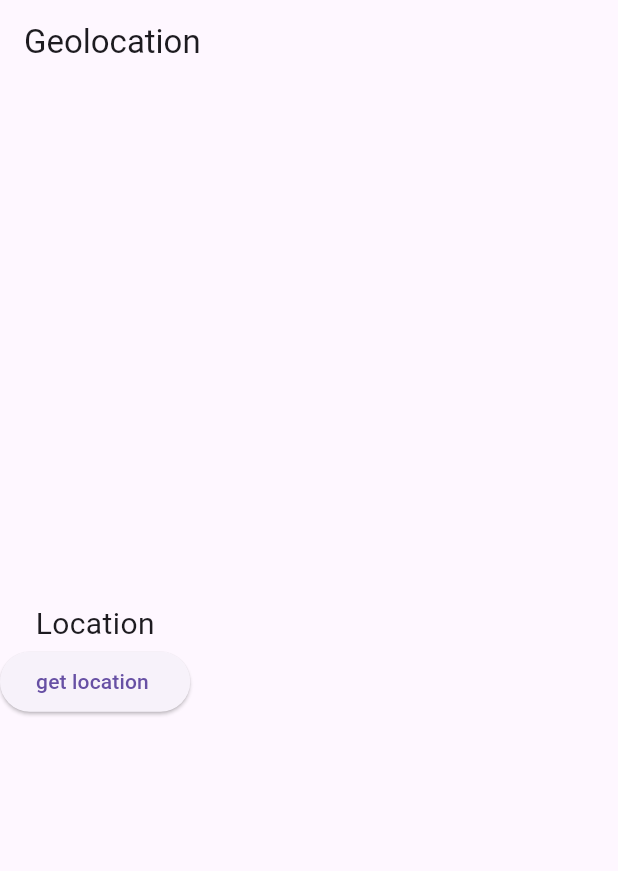
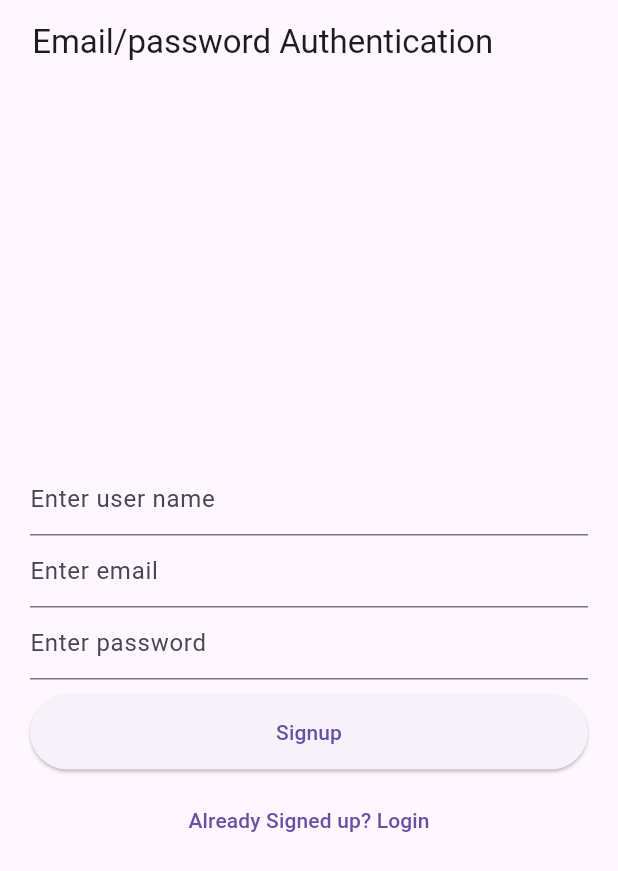
Before and after one commit to Neesa-Saud/Flutter_UI_Widgets, a Flutter app: the screen it shows after launch, on a phone screen of 412 x 824 dp. Shown: the top 871 px of the screen. Run offline on Flutter 3.47's test engine with Material 3 defaults, Android fonts, the phone set to English and light mode, and no system bars; our stand-ins replace animated_text_kit, cached_network_image, firebase_auth, firebase_core, fluttertoast, geolocator and 1 more; accounts and stored records are empty.

Commit message:
login page created

```diff
--- /dev/null
+++ b/lib/functions/auth_function.dart
@@ -0,0 +1,19 @@
+import 'package:firebase_auth/firebase_auth.dart';
+
+Future<void> signup(String email, String password) async {
+  try {
+    final credential =
+        await FirebaseAuth.instance.createUserWithEmailAndPassword(
+      email: email,
+      password: password,
+    );
+  } on FirebaseAuthException catch (e) {
+    if (e.code == 'weak-password') {
+      print('The password provided is too weak.');
+    } else if (e.code == 'email-already-in-use') {
+      print('The account already exists for that email.');
+    }
+  } catch (e) {
+    print(e);
+  }
+}
--- a/lib/main.dart
+++ b/lib/main.dart
@@ -1,6 +1,7 @@
 import 'package:flutter/material.dart';
 import 'package:flutter_application_1/widgets/location.dart';
 import 'package:firebase_core/firebase_core.dart';
+import 'package:flutter_application_1/widgets/login.dart';
 
 // have to add firebase core in pubspec.ymal
 void main() async {
@@ -18,7 +19,7 @@ class MyApp extends StatelessWidget {
       debugShowCheckedModeBanner: false, //this remove the debug text
       theme: ThemeData(
           brightness: Brightness.light, primaryColor: Colors.deepOrangeAccent),
-      home: LocationWidget(),
+      home: LogInPage(),
     );
   }
 }
--- /dev/null
+++ b/lib/widgets/login.dart
@@ -0,0 +1,115 @@
+import 'package:flutter/material.dart';
+import 'package:flutter_application_1/functions/auth_function.dart';
+
+class LogInPage extends StatefulWidget {
+  const LogInPage({super.key});
+
+  @override
+  State<LogInPage> createState() => _LogInPageState();
+}
+
+class _LogInPageState extends State<LogInPage> {
+  final _formkey = GlobalKey<FormState>();
+  bool isLogin = false;
+  String email = "";
+  String password = "";
+  String username = "";
+  @override
+  Widget build(BuildContext context) {
+    return Scaffold(
+      appBar: AppBar(
+        title: Text(' Email/password Authentication'),
+      ),
+      body: Form(
+        key: _formkey,
+        child: Container(
+          margin: EdgeInsets.all(20),
+          child: Column(
+            mainAxisAlignment: MainAxisAlignment.center,
+            children: [
+              !isLogin
+                  ? TextFormField(
+                      key: ValueKey('user name'),
+                      decoration: InputDecoration(hintText: "Enter user name"),
+                      validator: (value) {
+                        if (value.toString().length < 3) {
+                          return 'Username is too small';
+                        } else {
+                          return null;
+                        }
+                      },
+                      onSaved: (value) {
+                        setState(() {
+                          username = value!;
+                        });
+                      },
+                    )
+                  : Container(),
+              TextFormField(
+                key: ValueKey('email'),
+                decoration: InputDecoration(hintText: "Enter email"),
+                validator: (value) {
+                  if (!(value.toString().contains('@'))) {
+                    return 'invalid email';
+                  } else {
+                    return null;
+                  }
+                },
+                onSaved: (value) {
+                  setState(() {
+                    email = value!;
+                  });
+                },
+              ),
+              TextFormField(
+                obscureText: true,
+                key: ValueKey('password'),
+                decoration: InputDecoration(hintText: "Enter password "),
+                validator: (value) {
+                  if (value.toString().length < 6) {
+                    return 'Password is too small';
+                  } else {
+                    return null;
+                  }
+                },
+                onSaved: (value) {
+                  setState(() {
+                    password = value!;
+                  });
+                },
+              ),
+              SizedBox(
+                height: 10,
+              ),
+              Container(
+                  width: double.infinity,
+                  height: 50,
+                  child: ElevatedButton(
+                      onPressed: () {
+                        if (_formkey.currentState!.validate()) {
+                          //must have null check
+                          _formkey.currentState!
+                              .save(); // before signup call , must check validatetion and save
+                          signup(email, password);
+                        }
+                      },
+                      child: isLogin ? Text('Login') : Text('Signup'))),
+              SizedBox(
+                height: 10,
+              ),
+              TextButton(
+                  onPressed: () {
+                    setState(() {
+                      isLogin = !isLogin;
+                    });
+                  },
+                  child: isLogin
+                      ? Text("Don't have an account? Signup")
+                      : Text('Already Signed up? Login'))
+            ],
+          ),
+        ),
+      ),
+    );
+  }
+}
--- a/pubspec.yaml
+++ b/pubspec.yaml
@@ -36,6 +36,7 @@ dependencies:
   geolocator:
   fluttertoast:
   firebase_core:
+  firebase_auth:
 
   # The following adds the Cupertino Icons font to your application.
   # Use with the CupertinoIcons class for iOS style icons.
```
Also changed, not shown: pubspec.lock, 2 other files.
